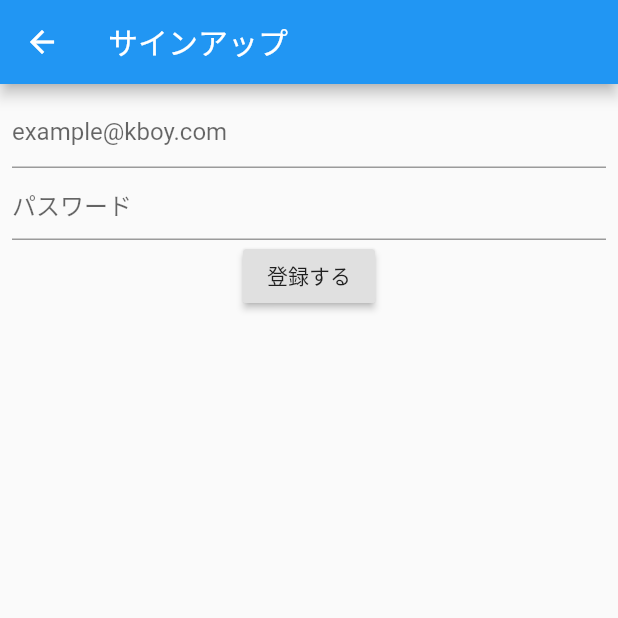
After one commit to 98-7373/surfing_sns, a Flutter app: the screen it shows after launch, after a tap on "ログイン", on a phone screen of 412 x 824 dp, the top half of it. The commit adds this screen. Run offline on Flutter 3.47's test engine with Material 2 defaults, Android fonts, the phone set to English and light mode, and no system bars; our stand-ins replace cloud_firestore, firebase_auth, firebase_core, font_awesome_flutter; accounts and stored records are empty.

Commit message:
新規登録、ログイン処理のみ

```diff
--- a/lib/di/providers.dart
+++ b/lib/di/providers.dart
@@ -1,6 +1,7 @@
 import 'package:provider/provider.dart';
 import 'package:provider/single_child_widget.dart';
 import 'package:surfing_sns/domain/repository/db/database_manager.dart';
+import 'package:surfing_sns/viewmodel/login_model.dart';
 import 'package:surfing_sns/viewmodel/login_view_model.dart';
 import 'package:surfing_sns/viewmodel/signup_model.dart';
 
@@ -29,5 +30,4 @@ List<SingleChildWidget> viewModels = [
         signUpModel: Provider.of<SignUpModel>(context, listen: false)
     ),
   ),
-
 ];
--- a/lib/main.dart
+++ b/lib/main.dart
@@ -1,12 +1,9 @@
 import 'package:firebase_core/firebase_core.dart';
 import 'package:flutter/material.dart';
 import 'package:provider/provider.dart';
-import 'package:surfing_sns/screen/home_screen.dart';
-import 'package:surfing_sns/screen/login_screen.dart';
-import 'package:surfing_sns/style.dart';
 import 'package:surfing_sns/view/login/login_page.dart';
 import 'package:surfing_sns/view/page/signup_page.dart';
-import 'package:surfing_sns/viewmodel/login_view_model.dart';
+
 
 import 'di/providers.dart';
 import 'main_model.dart';
@@ -55,6 +52,16 @@ class MyApp extends StatelessWidget {
                       );
                     },
                   ),
+                  RaisedButton(
+                    child: Text('ログイン'),
+                    onPressed: () {
+                      // ここでなにか
+                      Navigator.push(
+                        context,
+                        MaterialPageRoute(builder: (context) => LoginPage()),
+                      );
+                    },
+                  ),
                 ],
               ),
             );
--- /dev/null
+++ b/lib/view/login/login_page.dart
@@ -0,0 +1,87 @@
+import 'package:flutter/material.dart';
+import 'package:provider/provider.dart';
+import 'package:surfing_sns/screen/home_screen.dart';
+import 'package:surfing_sns/viewmodel/login_model.dart';
+import 'package:surfing_sns/viewmodel/signup_model.dart';
+
+class LoginPage extends StatelessWidget {
+  @override
+  Widget build(BuildContext context) {
+    final mailController = TextEditingController();
+    final passwordController = TextEditingController();
+
+    return ChangeNotifierProvider<LoginModel>(
+      create: (_) => LoginModel(),
+      child: Scaffold(
+        appBar: AppBar(
+          title: Text('サインアップ'),
+        ),
+        body: Consumer<LoginModel>(
+          builder: (context, model, child) {
+            return Padding(
+              padding: const EdgeInsets.all(8.0),
+              child: Column(
+                children: <Widget>[
+                  TextField(
+                    decoration: InputDecoration(
+                      hintText: 'example@kboy.com',
+                    ),
+                    controller: mailController,
+                    onChanged: (text) {
+                      model.mail = text;
+                    },
+                  ),
+                  TextField(
+                    decoration: InputDecoration(
+                      hintText: 'パスワード',
+                    ),
+                    obscureText: true,
+                    controller: passwordController,
+                    onChanged: (text) {
+                      model.password = text;
+                    },
+                  ),
+                  RaisedButton(
+                    child: Text('登録する'),
+                    onPressed: () async {
+                      try {
+                        await model.signUp();
+                        _showDialog(context, '登録完了しました');
+                      } catch (e) {
+                        _showDialog(context, e.toString());
+                      }
+                    },
+                  ),
+                ],
+              ),
+            );
+          },
+        ),
+      ),
+    );
+  }
+
+  Future _showDialog(
+      BuildContext context,
+      String title,
+      ) {
+    showDialog(
+      context: context,
+      builder: (BuildContext context) {
+        return AlertDialog(
+          title: Text(title),
+          actions: <Widget>[
+            FlatButton(
+              child: Text('OK'),
+              onPressed: () {
+                Navigator.push(context, MaterialPageRoute(
+                    builder: (_) => HomeScreen()
+                ));
+              },
+            ),
+          ],
+        );
+      },
+    );
+  }
+}
--- a/lib/viewmodel/login_view_model.dart
+++ b/lib/viewmodel/login_view_model.dart
@@ -1,9 +1,13 @@
 import 'package:flutter/material.dart';
 import 'package:surfing_sns/viewmodel/signup_model.dart';
+
+import 'login_model.dart';
 
 class LoginViewModel extends ChangeNotifier{
   final SignUpModel signUpModel;
   LoginViewModel({this.signUpModel});
+
+
 
   bool isLoading = false;
   bool isSuccessful = false;
--- a/lib/viewmodel/signup_model.dart
+++ b/lib/viewmodel/signup_model.dart
@@ -28,10 +28,13 @@ class SignUpModel extends ChangeNotifier {
       email: mail,
       password: password,
     )).user;
+
     final email = firebaseUser.email;
+
     if (firebaseUser == null) {
       return false;
     }
+
     //usersにコレクション追加
     Firestore.instance.collection('users').add(
       {
```
Also changed, not shown: lib/viewmodel/login_model.dart (+9 -6 lines).
